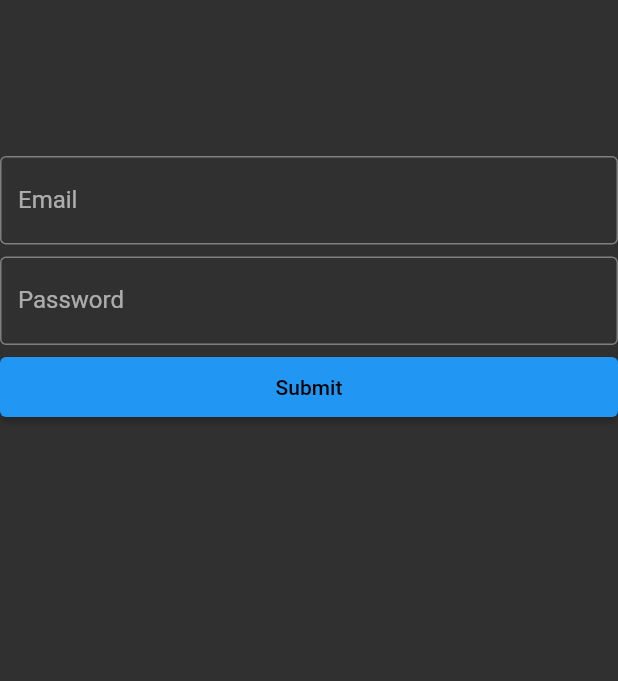
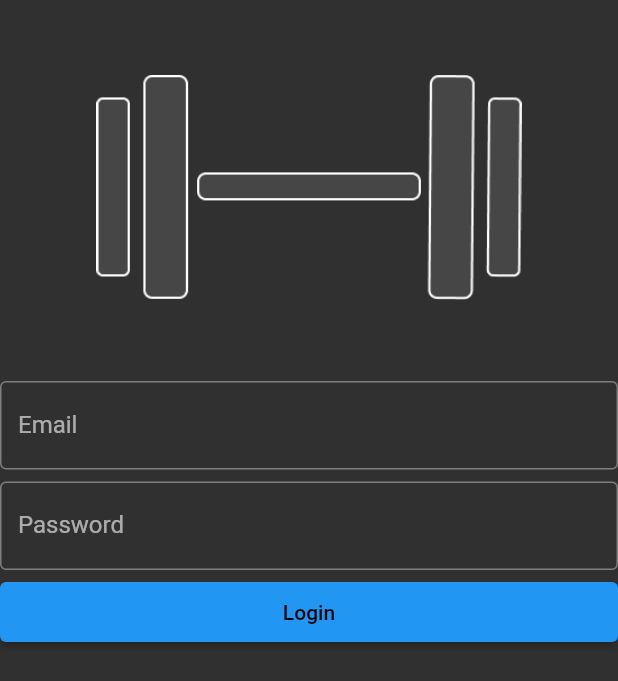
Before and after one commit to MatthewGreenspun/pt-program-app, a Flutter app: the screen it shows after launch, on a phone screen of 412 x 824 dp. Shown: the top 681 px of the screen. Run offline on Flutter 3.47's test engine with Material 2 defaults, Android fonts, the phone set to English and light mode, and no system bars; our stand-ins replace flutter_mobx, flutter_secure_storage, mobx, shared_preferences; accounts and stored records are empty; generated files the repository leaves out were written again; network calls fail.

Commit message:
add logout system and root store to keep track of screens

```diff
--- a/mobile/lib/main.dart
+++ b/mobile/lib/main.dart
@@ -1,5 +1,6 @@
 import 'package:flutter/material.dart';
 import 'package:mobile/services/settings.service.dart';
+import 'package:mobile/stores/root.dart';
 import 'package:mobile/stores/settings.dart';
 import 'screens/login/login.dart';
 import "package:flutter_secure_storage/flutter_secure_storage.dart";
@@ -26,7 +27,8 @@ class MyApp extends StatelessWidget {
           ),
           ProxyProvider<SettingsService, SettingsStore>(
               update: (_, settingsService, __) =>
-                  SettingsStore(settingsService)..readSavedSettings())
+                  SettingsStore(settingsService)..readSavedSettings()),
+          Provider<RootStore>(create: (_) => RootStore())
         ],
         child: Consumer<SettingsStore>(
             builder: (_, settingsStore, __) => Observer(
@@ -45,7 +47,11 @@ class MyApp extends StatelessWidget {
                               secondary: settingsStore.primaryColor,
                             )),
                       home: isLoggedIn ? const RootContainer() : const Login(),
-                      routes: {"/root": (context) => const RootContainer()},
+                      routes: {
+                        RootContainer.routeName: (context) =>
+                            const RootContainer(),
+                        Login.routeName: (context) => const Login()
+                      },
                     ))));
   }
 }
--- a/mobile/lib/screens/login/login.dart
+++ b/mobile/lib/screens/login/login.dart
@@ -1,13 +1,8 @@
 import 'package:flutter/material.dart';
 import 'package:mobile/services/auth.service.dart';
+import 'package:mobile/widgets/root_container.dart';
 import 'package:mobile/widgets/styled_text.dart';
 import './login_field.dart';
-import "../patients/patients.dart";
-import "../../stores/root.dart";
-import "../../widgets/search_bar.dart";
-import "package:shared_preferences/shared_preferences.dart";
-
-final Root rootStore = Root();
 
 class Login extends StatefulWidget {
   static const String routeName = "/login";
@@ -23,8 +18,9 @@ class _LoginState extends State<Login> {
   late TextEditingController _codeController; //TODO add verification email
   final PageController _pageController = PageController();
   final GlobalKey<FormState> _formKey = GlobalKey();
+  final authService = AuthService();
 
-  final authService = AuthService();
+  bool _isFetching = false;
 
   @override
   void initState() {
@@ -91,48 +87,63 @@ class _LoginState extends State<Login> {
   // }
 
   void onEmailSubmit(BuildContext context) {
-    //TODO:
     if (_formKey.currentState!.validate()) {
-      // rootStore.changeScreen(screen: Screen.patients);
+      setState(() {
+        _isFetching = true;
+      });
       authService
           .login(_emailController.value.text, _passwordController.value.text)
           .then((_) {
-        Navigator.pushNamedAndRemoveUntil(context, "/root", (route) => false);
+        Navigator.pushNamedAndRemoveUntil(
+            context, RootContainer.routeName, (route) => false);
       }).catchError((error, stacktrace) {
-        print(error);
-        print(stacktrace);
-        const snackBar = SnackBar(
+        final snackBar = SnackBar(
           content: StyledText(
-            'Authentication Failed',
+            '$error',
             textAlign: TextAlign.center,
             size: 20,
             bold: true,
             color: Colors.white,
           ),
-          backgroundColor: Color.fromARGB(255, 128, 28, 21),
-          duration: Duration(seconds: 5),
-          width: 300,
+          backgroundColor: const Color.fromARGB(255, 166, 24, 14),
+          duration: const Duration(seconds: 5),
           behavior: SnackBarBehavior.floating,
         );
         ScaffoldMessenger.of(context).showSnackBar(snackBar);
+      }).whenComplete(() {
+        setState(() {
+          _isFetching = false;
+        });
       });
     }
   }
 
   @override
   Widget build(BuildContext context) {
-    return Form(
-        key: _formKey,
-        child: Scaffold(
+    return SafeArea(
+        child: Form(
+      key: _formKey,
+      child: Scaffold(
+          appBar: _isFetching
+              ? const PreferredSize(
+                  preferredSize: Size.fromHeight(5),
+                  child: LinearProgressIndicator(
+                    minHeight: 5,
+                  ))
+              : null,
           body: Center(
-              child: Container(
-                  //TODO use form widget
-                  //TODO add logo
+              child: SizedBox(
                   width: 500, //TODO responsive
-                  padding: const EdgeInsets.only(top: 100),
                   child: Column(
                     crossAxisAlignment: CrossAxisAlignment.stretch,
                     children: [
+                      Padding(
+                          padding: const EdgeInsets.all(50),
+                          child: Image.asset(
+                            "assets/icons/horizontal_transparent.png",
+                            width: 150,
+                            height: 150,
+                          )),
                       LoginField(
                         controller: _emailController,
                         label: "Email",
@@ -144,16 +155,18 @@ class _LoginState extends State<Login> {
                         isPassword: true,
                       ),
                       ElevatedButton(
-                        onPressed: () {
-                          onEmailSubmit(context);
-                        },
+                        onPressed: _isFetching
+                            ? null
+                            : () {
+                                onEmailSubmit(context);
+                              },
                         style: ElevatedButton.styleFrom(
                             fixedSize:
                                 const Size.fromHeight(40)), //TODO responsive
-                        child: const Text("Submit"),
+                        child: const Text("Login"),
                       ),
                     ],
-                  ))),
-        ));
+                  )))),
+    ));
   }
 }
--- a/mobile/lib/services/base.service.dart
+++ b/mobile/lib/services/base.service.dart
@@ -6,7 +6,7 @@ enum Method { get, post, put, delete }
 
 class BaseService {
   static const String baseURI = "localhost:8080";
-  static const _secureStorage = FlutterSecureStorage();
+  static const secureStorage = FlutterSecureStorage();
   static late http.Client _client;
   String? _authToken;
   BaseService() {
@@ -43,11 +43,11 @@ class BaseService {
 
   Future<void> setAuthToken(String token) async {
     _authToken = token;
-    await _secureStorage.write(key: "token", value: token);
+    await secureStorage.write(key: "token", value: token);
   }
 
   Future<void> _getLocalAuthToken() async {
-    String? token = await _secureStorage.read(key: "token");
+    String? token = await secureStorage.read(key: "token");
     _authToken = token;
   }
 
--- a/mobile/lib/stores/settings.dart
+++ b/mobile/lib/stores/settings.dart
@@ -61,7 +61,9 @@ abstract class _Settings with Store {
     final savedPrimaryColor = await settingsService.primaryColor;
     final savedUnits = await settingsService.units;
     final user = await settingsService.user;
-    setJoinCode(user['joinCode']);
+    if (user['joinCode'] != null) {
+      setJoinCode(user['joinCode']);
+    }
     setIsDark(savedIsDark);
     setPrimaryColor(savedPrimaryColor);
     setUnits(savedUnits);
```
Also changed, not shown: mobile/lib/screens/settings/settings.dart (+9 -2 lines), mobile/lib/services/auth.service.dart (+12 -1 lines), mobile/lib/stores/root.dart (+18 -9 lines), mobile/lib/widgets/root_container.dart (+16 -14 lines).
